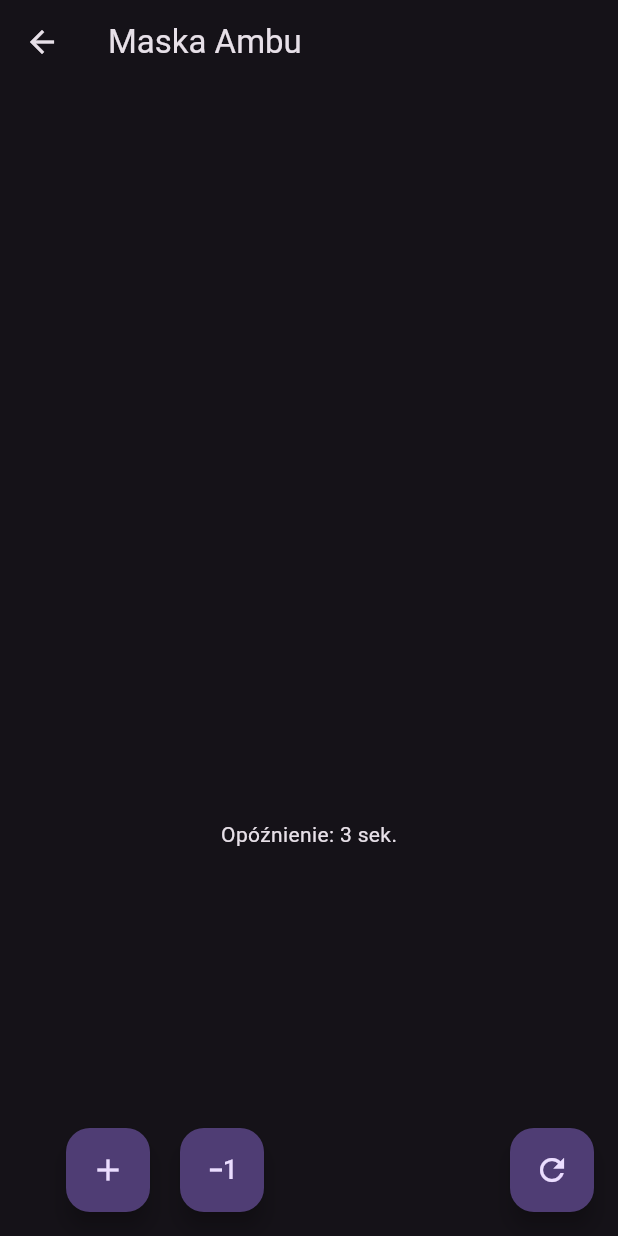
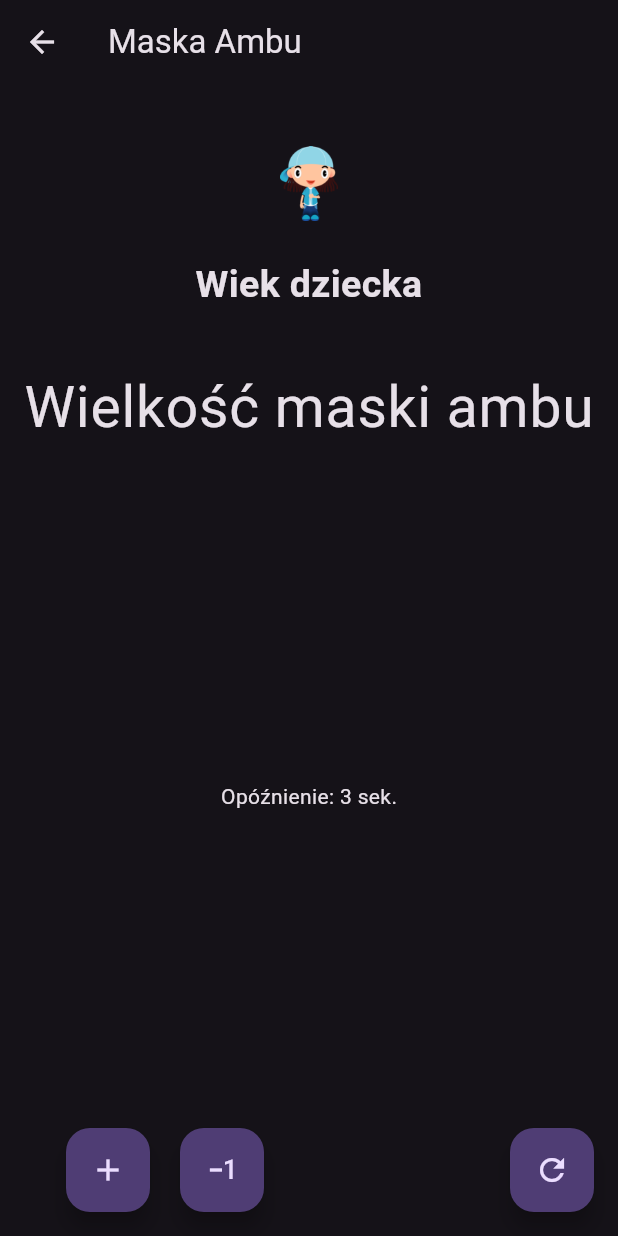
Before and after one commit to amostori/paramedic_tests, a Flutter app: the MaskScreen screen opened by its route, after a tap on the "add" icon, on a phone screen of 412 x 824 dp. Run offline on Flutter 3.47's test engine with Material 3 defaults, Android fonts, the phone set to English and light mode, and no system bars; our stand-ins replace flutter_riverpod, go_router.

Commit message:
leki and kid'

```diff
--- a/lib/src/app_routing/app_routing.dart
+++ b/lib/src/app_routing/app_routing.dart
@@ -1,4 +1,5 @@
 import 'package:go_router/go_router.dart';
+import 'package:paramedic_tests/src/features/drugs/presentation/drugScreen.dart';
 
 import '../features/breath/presentation/breath_screen.dart';
 import '../features/home/presentation/home.dart';
@@ -17,6 +18,7 @@ enum AppRoute {
   pulse,
   vent,
   mask,
+  drugs,
 }
 
 final routeByName = GoRouter(
@@ -59,6 +61,11 @@ final routeByName = GoRouter(
           name: AppRoute.mask.name,
           builder: (context, state) => const MaskScreen(),
         ),
+        GoRoute(
+          path: 'drugs',
+          name: AppRoute.drugs.name,
+          builder: (context, state) => const DrugScreen(),
+        ),
       ],
     ),
   ],
--- a/lib/src/features/breath/presentation/breath_screen.dart
+++ b/lib/src/features/breath/presentation/breath_screen.dart
@@ -6,7 +6,7 @@ import 'package:flutter_riverpod/flutter_riverpod.dart';
 import '../../../utils/age_helper.dart';
 import '../../../utils/constants.dart';
 import '../../../widgets/my_floating_button.dart';
-import '../../../widgets/my_scaffold.dart';
+import '../../../widgets/body.dart';
 import '../breath_provider/breath_provider.dart';
 
 class BreathScreen extends ConsumerStatefulWidget {
@@ -17,7 +17,7 @@ class BreathScreen extends ConsumerStatefulWidget {
 }
 
 class _BreathScreenState extends ConsumerState<BreathScreen> {
-  String age = '';
+  String age = 'Wiek dziecka';
   int random = 0;
   @override
   Widget build(BuildContext context) {
--- /dev/null
+++ b/lib/src/features/drugs/drug_dose_provider/drug_dose_provider.dart
@@ -0,0 +1,54 @@
+import 'dart:math';
+
+import 'package:flutter_riverpod/flutter_riverpod.dart';
+
+import '../../weight/providers/weight_provider.dart';
+
+class DrugDose extends StateNotifier<AsyncValue<String>> {
+  DrugDose(this.delay, {required this.drugId})
+      : super(const AsyncData('Dawkowanie leków u dzieci'));
+  final int delay;
+  final int drugId;
+
+  Future<void> showDrugDose() async {
+    state = const AsyncLoading();
+    state = await AsyncValue.guard(() async {
+      await Future.delayed(Duration(seconds: delay));
+      return setDrugDose(drugId);
+    });
+  }
+
+  String setDrugDose(int drugId) {
+    switch (drugId) {
+      case 0: // Mf
+        return 'Rozcieńcz 10 mg do 10 ml.\nDawka: 0,1 ml/kg';
+      case 1: // Fentanyl
+        return 'Rozcieńcz 0,1 mg do 10 ml.\nDawka: 0,1 ml/kg';
+      case 2: // Paracetamol
+        return 'Dziecko <10 kg: Dawka: 0,75 ml/kg\nDziecko >10 kg Dawka: 1,5 '
+            'ml/kg';
+      case 3: // Midazolam i.m.
+        return 'Rozcieńcz 5 mg do 5 ml\n\nDawka: 0,2 ml/kg';
+      default:
+        return 'nothing hill';
+    }
+  }
+}
+
+final drugDoseProvider =
+    StateNotifierProvider.family<DrugDose, AsyncValue<String>, int>(
+        (ref, drugId) {
+  final delay = ref.watch(delayProvider);
+  return DrugDose(delay, drugId: drugId);
+});
+final List<String> drugList = [
+  'Morfina',
+  'Fentanyl',
+  'Paracetamol',
+  'Midazolam - padaczka i.m.'
+];
+
+final drugListProvider = Provider.family<String, int>((ref, random) {
+  final drugName = drugList[random];
+  return drugName;
+});
--- a/lib/src/features/home/presentation/home.dart
+++ b/lib/src/features/home/presentation/home.dart
@@ -40,6 +40,10 @@ class Home extends StatelessWidget {
                 onTap: () => context.goNamed(AppRoute.mask.name),
                 title: 'Maska Ambu',
               ),
+              HomeListButton(
+                onTap: () => context.goNamed(AppRoute.drugs.name),
+                title: 'Dawkowanie leków',
+              ),
             ],
           ),
         ),
--- a/lib/src/features/mask/presentation/mask_screen.dart
+++ b/lib/src/features/mask/presentation/mask_screen.dart
@@ -6,7 +6,7 @@ import 'package:flutter_riverpod/flutter_riverpod.dart';
 import '../../../utils/age_helper.dart';
 import '../../../utils/constants.dart';
 import '../../../widgets/my_floating_button.dart';
-import '../../../widgets/my_scaffold.dart';
+import '../../../widgets/body.dart';
 import '../provider/maskProvider.dart';
 
 class MaskScreen extends ConsumerStatefulWidget {
@@ -17,7 +17,7 @@ class MaskScreen extends ConsumerStatefulWidget {
 }
 
 class _MaskScreenState extends ConsumerState<MaskScreen> {
-  String age = '';
+  String age = 'Wiek dziecka';
   int random = 0;
   @override
   Widget build(BuildContext context) {
--- a/lib/src/features/mask/provider/maskProvider.dart
+++ b/lib/src/features/mask/provider/maskProvider.dart
@@ -3,7 +3,8 @@ import 'package:flutter_riverpod/flutter_riverpod.dart';
 import '../../weight/providers/weight_provider.dart';
 
 class MaskProvider extends StateNotifier<AsyncValue<String>> {
-  MaskProvider(this.delay, {required this.age}) : super(const AsyncData(''));
+  MaskProvider(this.delay, {required this.age})
+      : super(const AsyncData('Wielkość maski ambu'));
   final int delay;
   final int age;
 
--- a/lib/src/features/pulse/presentation/pulse_screen.dart
+++ b/lib/src/features/pulse/presentation/pulse_screen.dart
@@ -6,7 +6,7 @@ import 'package:flutter_riverpod/flutter_riverpod.dart';
 import '../../../utils/age_helper.dart';
 import '../../../utils/constants.dart';
 import '../../../widgets/my_floating_button.dart';
-import '../../../widgets/my_scaffold.dart';
+import '../../../widgets/body.dart';
 import '../pulse_provider/pulse_provider.dart';
 
 class PulseScreen extends ConsumerStatefulWidget {
@@ -17,7 +17,7 @@ class PulseScreen extends ConsumerStatefulWidget {
 }
 
 class _PulseScreenState extends ConsumerState<PulseScreen> {
-  String age = '';
+  String age = 'Wiek dziecka';
   int random = 0;
   @override
   Widget build(BuildContext context) {
--- a/lib/src/features/pulse/pulse_provider/pulse_provider.dart
+++ b/lib/src/features/pulse/pulse_provider/pulse_provider.dart
@@ -3,7 +3,9 @@ import 'package:flutter_riverpod/flutter_riverpod.dart';
 import '../../weight/providers/weight_provider.dart';
 
 class Pulse extends StateNotifier<AsyncValue<String>> {
-  Pulse(this.delay, {required this.age}) : super(const AsyncData(''));
+  Pulse(this.delay, {required this.age})
+      : super(const AsyncData('Częstość '
+            'akcji serca'));
   final int age;
   final int delay;
 
--- a/lib/src/features/ventilation/presentation/vent_screen.dart
+++ b/lib/src/features/ventilation/presentation/vent_screen.dart
@@ -6,7 +6,7 @@ import 'package:flutter_riverpod/flutter_riverpod.dart';
 import '../../../utils/age_helper.dart';
 import '../../../utils/constants.dart';
 import '../../../widgets/my_floating_button.dart';
-import '../../../widgets/my_scaffold.dart';
+import '../../../widgets/body.dart';
 import '../vent_provider/vent_provider.dart';
 
 class VentScreen extends ConsumerStatefulWidget {
@@ -17,7 +17,7 @@ class VentScreen extends ConsumerStatefulWidget {
 }
 
 class _VentScreenState extends ConsumerState<VentScreen> {
-  String age = '';
+  String age = 'Wiek dziecka';
   int random = 0;
   @override
   Widget build(BuildContext context) {
--- a/lib/src/features/ventilation/vent_provider/vent_provider.dart
+++ b/lib/src/features/ventilation/vent_provider/vent_provider.dart
@@ -3,7 +3,8 @@ import 'package:flutter_riverpod/flutter_riverpod.dart';
 import '../../weight/providers/weight_provider.dart';
 
 class Ventilation extends StateNotifier<AsyncValue<String>> {
-  Ventilation(this.delay, {required this.age}) : super(const AsyncData(''));
+  Ventilation(this.delay, {required this.age})
+      : super(const AsyncData('Częstość wentylacji'));
   final int delay;
   final int age;
 
--- a/lib/src/features/weight/presentation/weight_screen.dart
+++ b/lib/src/features/weight/presentation/weight_screen.dart
@@ -6,7 +6,7 @@ import 'package:flutter_riverpod/flutter_riverpod.dart';
 import '../../../utils/age_helper.dart';
 import '../../../utils/constants.dart';
 import '../../../widgets/my_floating_button.dart';
-import '../../../widgets/my_scaffold.dart';
+import '../../../widgets/body.dart';
 import '../providers/weight_provider.dart';
 
 class WeightScreen extends ConsumerStatefulWidget {
@@ -17,7 +17,7 @@ class WeightScreen extends ConsumerStatefulWidget {
 }
 
 class _WeightScreenState extends ConsumerState<WeightScreen> {
-  String age = '';
+  String age = 'Wiek dziecka';
   int random = 0;
 
   @override
--- a/lib/src/presentation/style_manager.dart
+++ b/lib/src/presentation/style_manager.dart
@@ -1,8 +1,11 @@
 import 'package:flutter/material.dart';
 
 class StyleManager {
-  static const TextStyle bigText =
-      TextStyle(fontSize: 50, fontWeight: FontWeight.bold);
+  static const TextStyle bigText = TextStyle(
+    fontSize: 50,
+    fontWeight: FontWeight.bold,
+  );
   static const TextStyle mediumText =
       TextStyle(fontSize: 25, fontWeight: FontWeight.bold);
+  static const TextStyle smallText = TextStyle(fontSize: 18);
 }
--- /dev/null
+++ b/lib/src/widgets/body.dart
@@ -0,0 +1,74 @@
+import 'package:flutter/material.dart';
+import 'package:flutter_riverpod/flutter_riverpod.dart';
+
+import '../features/weight/providers/weight_provider.dart';
+import '../presentation/style_manager.dart';
+
+class Body extends ConsumerWidget {
+  const Body({
+    super.key,
+    required this.isLoading,
+    required this.question,
+    required this.answer,
+  });
+  final bool isLoading;
+  final String question;
+  final String answer;
+
+  @override
+  Widget build(BuildContext context, WidgetRef ref) {
+    final delay = ref.watch(delayProvider);
+
+    return Column(
+      mainAxisAlignment: MainAxisAlignment.spaceBetween,
+      children: [
+        Padding(
+          padding: const EdgeInsets.all(16.0),
+          child: Column(
+            mainAxisAlignment: MainAxisAlignment.start,
+            children: [
+              Padding(
+                padding: const EdgeInsets.all(25.0),
+                child: Image.asset(
+                  'assets/images/kid.png',
+                  fit: BoxFit.contain,
+                  height: 50,
+                ),
+              ),
+              SizedBox(
+                height: 50,
+                child: Text(
+                  question,
+                  textAlign: TextAlign.center,
+                  style: StyleManager.mediumText,
+                ),
+              ),
+              isLoading
+                  ? const SizedBox(
+                      height: 100,
+                      child: Center(
+                        child: CircularProgressIndicator(),
+                      ),
+                    )
+                  : SizedBox(
+                      height: 100,
+                      child: FittedBox(
+                        fit: BoxFit.fitWidth,
+                        child: Text(
+                          textAlign: TextAlign.center,
+                          answer,
+                          style: StyleManager.smallText,
+                        ),
+                      ),
+                    ),
+            ],
+          ),
+        ),
+        Text('Opóźnienie: $delay sek.'),
+        const SizedBox(
+          height: 100,
+        ),
+      ],
+    );
+  }
+}
--- a/lib/src/widgets/my_scaffold.dart
+++ /dev/null
@@ -1,61 +0,0 @@
-import 'package:flutter/material.dart';
-import 'package:flutter_riverpod/flutter_riverpod.dart';
-
-import '../features/weight/providers/weight_provider.dart';
-import '../presentation/style_manager.dart';
-
-class Body extends ConsumerWidget {
-  const Body({
-    super.key,
-    required this.isLoading,
-    required this.question,
-    required this.answer,
-  });
-  final bool isLoading;
-  final String question;
-  final String answer;
-
-  @override
-  Widget build(BuildContext context, WidgetRef ref) {
-    final delay = ref.watch(delayProvider);
-
-    return Column(
-      mainAxisAlignment: MainAxisAlignment.center,
-      children: [
-        Padding(
-          padding: const EdgeInsets.all(16.0),
-          child: SizedBox(
-            width: double.infinity,
-            child: Column(
-              mainAxisAlignment: MainAxisAlignment.spaceEvenly,
-              children: [
-                SizedBox(
-                  height: 100,
-                  child: Text(
-                    question,
-                    style: StyleManager.mediumText,
-                  ),
-                ),
-                isLoading
-                    ? const SizedBox(
-                        height: 100,
-                        child: Center(
-                          child: CircularProgressIndicator(),
-                        ),
-                      )
-                    : SizedBox(
-                        height: 100,
-                        child: Text(
-                          answer,
-                          style: StyleManager.mediumText,
-                        ),
-                      ),
-              ],
-            ),
-          ),
-        ),
-        Text('Opóźnienie: $delay sek.'),
-      ],
-    );
-  }
-}
--- a/pubspec.yaml
+++ b/pubspec.yaml
@@ -62,9 +62,8 @@ flutter:
   uses-material-design: true
 
   # To add assets to your application, add an assets section, like this:
-  # assets:
-  #   - images/a_dot_burr.jpeg
-  #   - images/a_dot_ham.jpeg
+  assets:
+     - assets/images/
 
   # An image asset can refer to one or more resolution-specific "variants", see
   # https://flutter.dev/assets-and-images/#resolution-aware
```
Also changed, not shown: lib/src/features/drugs/presentation/drugScreen.dart (added, +44 -0 lines), assets/images/kid.png (added).
